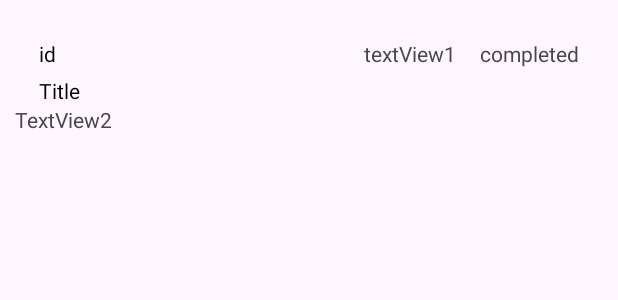
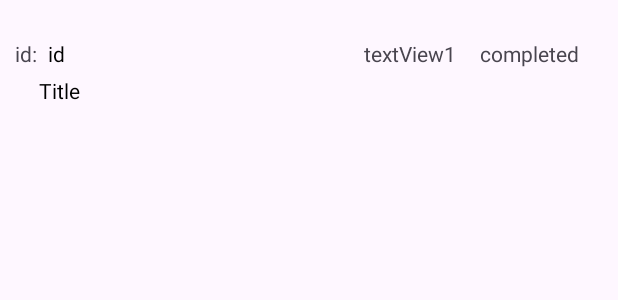
Before and after one commit to leemindark2709/APPthi, an Android app: the layout account_item.xml on its own in the app's theme, with its tools: preview values and no code run, on a phone screen of 412 x 824 dp. Shown: the top 300 px of the screen. Run offline under Robolectric (Android 15) with nearby library versions, the phone set to English and light mode, and no system bars.

```diff
--- a/src/main/java/duc/deptrai/myapplication/api/ApiService.java
+++ b/src/main/java/duc/deptrai/myapplication/api/ApiService.java
@@ -17,5 +17,5 @@ public interface ApiService {
             .create(ApiService.class);
 
     @GET("todos")
-    Call<List<Account1>> getListAccount(@Query("userId") int userId);
+    Call<List<Account1>> getListAccount();
 }
--- /dev/null
+++ b/src/main/res/drawable/divider.xml
@@ -0,0 +1,4 @@
+<shape xmlns:android="http://schemas.android.com/apk/res/android">
+    <size android:height="1dp" />
+    <solid android:color="#CCCCCC" />
+</shape>
--- a/src/main/res/layout/account_item.xml
+++ b/src/main/res/layout/account_item.xml
@@ -6,6 +6,9 @@
     android:padding="10dp">
 
     <!-- RelativeLayout để chứa userId, textView1 và textView cùng hàng -->
+
+    <!-- title TextView nằm bên dưới RelativeLayout -->
+
     <RelativeLayout
         android:layout_width="match_parent"
         android:layout_height="wrap_content">
@@ -15,7 +18,7 @@
             android:layout_width="wrap_content"
             android:layout_height="wrap_content"
             android:layout_alignParentStart="true"
-            android:layout_marginStart="16dp"
+            android:layout_marginStart="22dp"
             android:layout_marginTop="16dp"
             android:text="id"
             android:textColor="@android:color/black" />
@@ -37,9 +40,17 @@
             android:layout_marginEnd="16dp"
             android:layout_toStartOf="@id/completed"
             android:text="textView1" />
+
+        <TextView
+            android:id="@+id/textView6"
+            android:layout_width="wrap_content"
+            android:layout_height="wrap_content"
+            android:layout_marginTop="16dp"
+            android:layout_marginEnd="16dp"
+            android:text="id:" />
+
     </RelativeLayout>
 
-    <!-- title TextView nằm bên dưới RelativeLayout -->
     <TextView
         android:id="@+id/title"
         android:layout_width="wrap_content"
@@ -49,9 +60,4 @@
         android:layout_marginTop="5dp"
         android:layout_marginStart="16dp"/>
 
-    <TextView
-        android:id="@+id/textView2"
-        android:layout_width="match_parent"
-        android:layout_height="wrap_content"
-        android:text="TextView2" />
 </LinearLayout>
```
Also changed, not shown: src/main/java/duc/deptrai/myapplication/MainActivity.java (+46 -5 lines).
